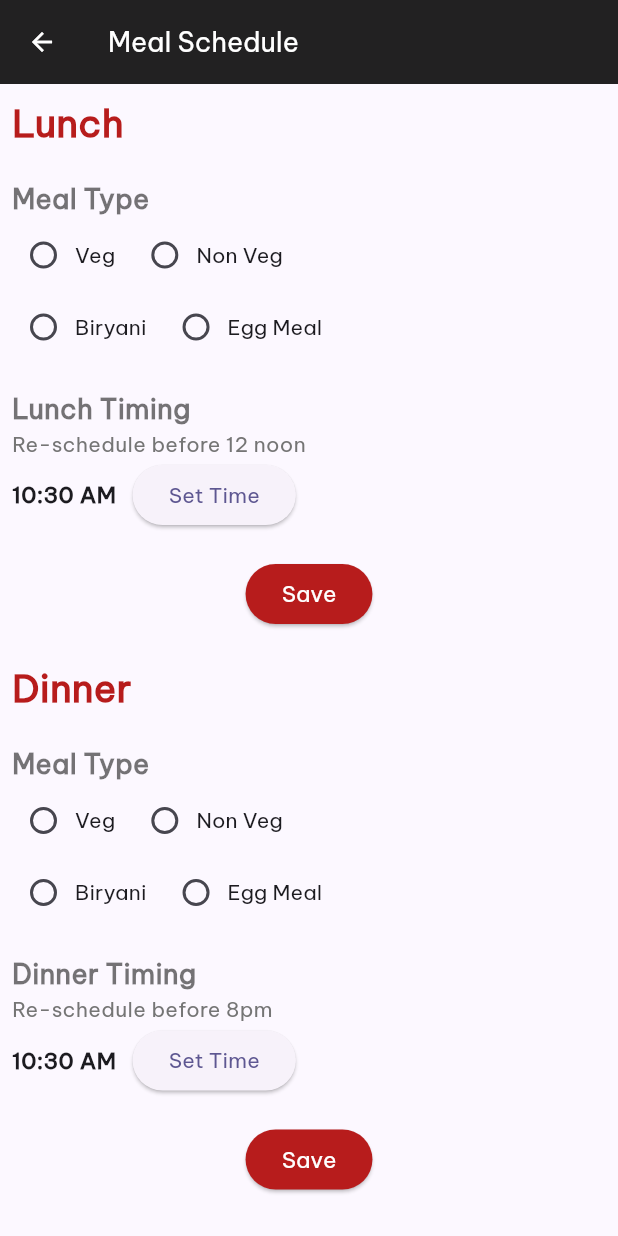
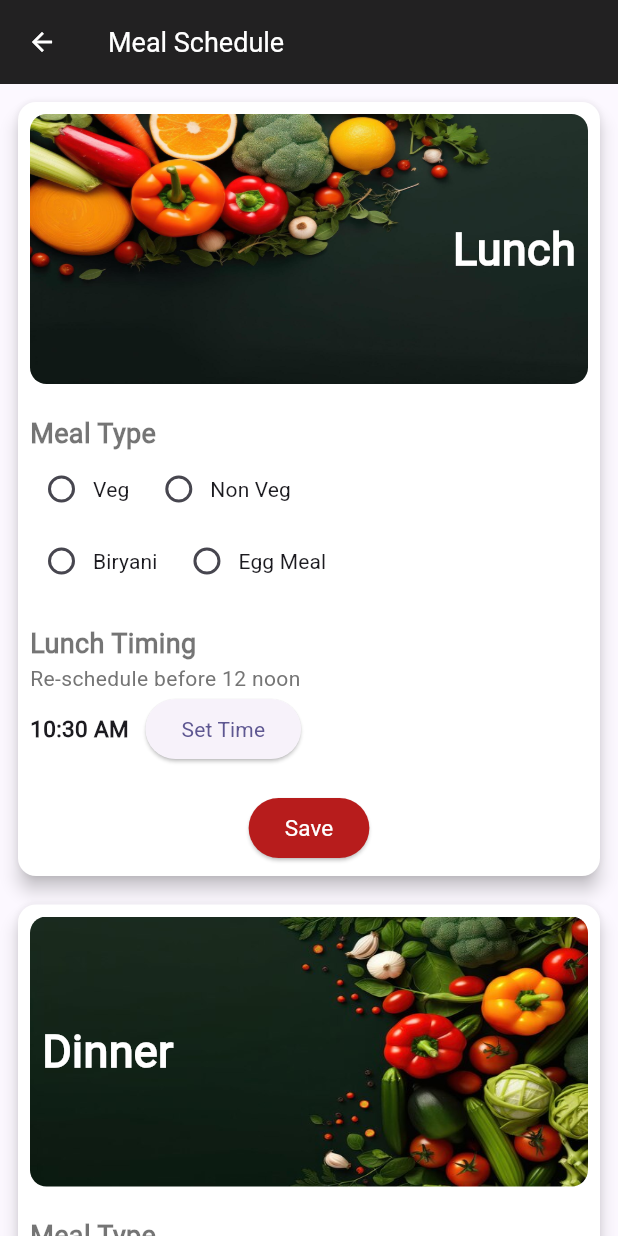
Before and after one commit to Megha-Singh21/food-app, a Flutter app: the CustomMeal screen opened directly, on a phone screen of 412 x 824 dp. Run offline on Flutter 3.47's test engine with Material 3 defaults, Android fonts, the light colour scheme and no system bars; our stand-ins replace badges, carousel_slider, flutter_rating_bar, image_picker, toggle_switch; network calls fail.

Commit message:
new changes added

```diff
--- a/lib/custom_meal.dart
+++ b/lib/custom_meal.dart
@@ -35,7 +35,32 @@ class _CustomMealState extends State<CustomMeal> {
             child: Column(
               crossAxisAlignment: CrossAxisAlignment.start,
               children: [
-                Text('Lunch', style: TextStyle(fontSize: 25, color: Colors.red.shade900, fontWeight: FontWeight.bold),),
+                Card(
+                  color: Colors.white,
+                  elevation: 5,
+                  child: Padding(
+                    padding: const EdgeInsets.all(8.0),
+                    child: Column(
+                      crossAxisAlignment: CrossAxisAlignment.start,
+                      children: [
+                        Container(
+                          width: double.infinity,
+                          height: 180,
+                          decoration: BoxDecoration(
+                            image: DecorationImage(image: AssetImage('assets/images/lunch-banner.jpeg'), fit: BoxFit.fill),
+                            borderRadius: BorderRadius.circular(11),
+                          ),
+                          child: Padding(
+                            padding: const EdgeInsets.all(8.0),
+                            child: Row(
+                              mainAxisAlignment: MainAxisAlignment.end,
+                              crossAxisAlignment: CrossAxisAlignment.center,
+                              children: [
+                                Text('Lunch', style: TextStyle(fontSize: 30, color: Colors.white, fontWeight: FontWeight.bold),),
+                              ],
+                            ),
+                          ),
+                        ),
                         SizedBox(height: 20,),
                         Text('Meal Type', style: TextStyle(fontSize: 18, color: Colors.black54, fontWeight: FontWeight.w700),),
                         Row(
@@ -98,10 +123,37 @@ class _CustomMealState extends State<CustomMeal> {
                             ),
                           ),
                         ),
-
-                SizedBox(height: 21,),
-
-                Text('Dinner', style: TextStyle(fontSize: 25, color: Colors.red.shade900, fontWeight: FontWeight.bold),),
+                      ],
+                    ),
+                  ),
+                ),
+                SizedBox(height: 11,),
+                Card(
+                  color: Colors.white,
+                  elevation: 5,
+                  child: Padding(
+                    padding: const EdgeInsets.all(8.0),
+                    child: Column(
+                      crossAxisAlignment: CrossAxisAlignment.start,
+                      children: [
+                        Container(
+                          width: double.infinity,
+                          height: 180,
+                          decoration: BoxDecoration(
+                            image: DecorationImage(image: AssetImage('assets/images/dinner-banner.jpg'), fit: BoxFit.fill),
+                            borderRadius: BorderRadius.circular(11),
+                          ),
+                          child: Padding(
+                            padding: const EdgeInsets.all(8.0),
+                            child: Row(
+                              mainAxisAlignment: MainAxisAlignment.start,
+                              crossAxisAlignment: CrossAxisAlignment.center,
+                              children: [
+                                Text('Dinner', style: TextStyle(fontSize: 30, color: Colors.white, fontWeight: FontWeight.bold),),
+                              ],
+                            ),
+                          ),
+                        ),
                         SizedBox(height: 20,),
                         Text('Meal Type', style: TextStyle(fontSize: 18, color: Colors.black54, fontWeight: FontWeight.w700),),
                         Row(
@@ -168,6 +220,10 @@ class _CustomMealState extends State<CustomMeal> {
                     ),
                   ),
                 ),
+              ],
+            ),
+          ),
+        ),
       ),
     );
   }
--- a/lib/main.dart
+++ b/lib/main.dart
@@ -33,7 +33,7 @@ class MyApp extends StatelessWidget {
       title: 'Flutter Demo',
       debugShowCheckedModeBanner: false,
       theme: ThemeData(
-        fontFamily: 'BeVietnamPro-Regular',
+        fontFamily: 'Roboto-Regular',
         colorScheme: ColorScheme.fromSeed(seedColor: Colors.deepPurple.shade900),
         useMaterial3: true,
       ),
--- a/pubspec.yaml
+++ b/pubspec.yaml
@@ -79,9 +79,9 @@ flutter:
   # list giving the asset and other descriptors for the font. For
   # example:
   fonts:
-     - family: BeVietnamPro-Regular
+     - family: Roboto-Regular
        fonts:
-         - asset: assets/fonts/BeVietnamPro-Regular.ttf
+         - asset: assets/fonts/Roboto-Regular.ttf
   #       - asset: fonts/Schyler-Italic.ttf
   #         style: italic
   #   - family: Trajan Pro
```
Also changed, not shown: assets/fonts/Roboto-Regular.ttf (added), assets/images/dinner-banner.jpg (added), assets/images/lunch-banner.jpeg (added), 1 other file. Lines whose indentation alone changed are shown as unchanged.
